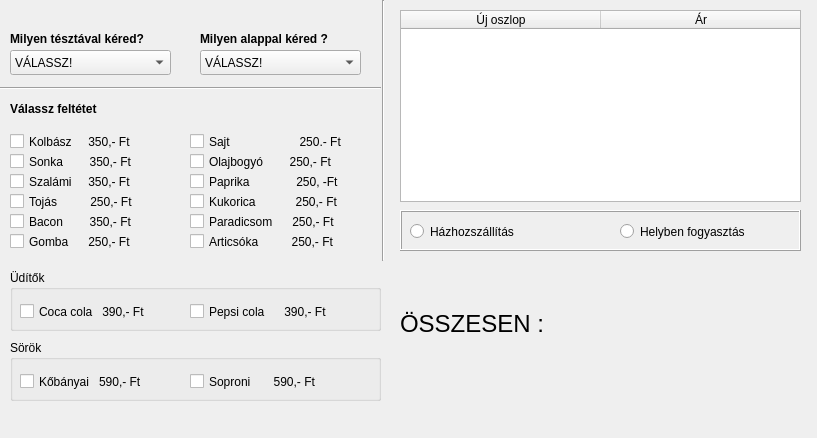
First picture: the form in pizza.ui, repository kobanya/PizzaUiPyqt, before the edit.
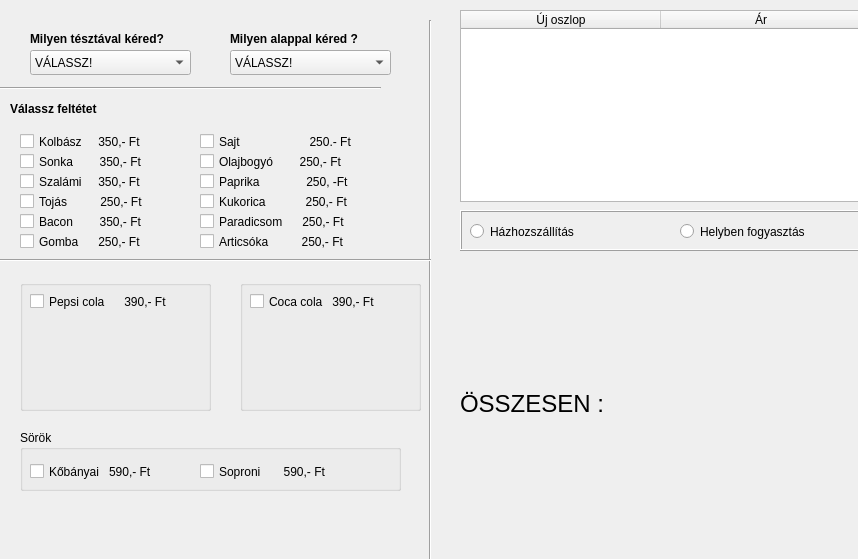
Second picture: the form after the edit. Icons and pictures are not drawn.

```diff
--- a/pizza.ui
+++ b/pizza.ui
@@ -6,8 +6,8 @@
    <rect>
     <x>0</x>
     <y>0</y>
-    <width>817</width>
-    <height>438</height>
+    <width>858</width>
+    <height>559</height>
    </rect>
   </property>
   <property name="windowTitle">
@@ -16,7 +16,7 @@
   <widget class="QLabel" name="label_teszta">
    <property name="geometry">
     <rect>
-     <x>10</x>
+     <x>30</x>
      <y>30</y>
      <width>181</width>
      <height>17</height>
@@ -35,7 +35,7 @@
   <widget class="QComboBox" name="comboBox">
    <property name="geometry">
     <rect>
-     <x>10</x>
+     <x>30</x>
      <y>50</y>
      <width>161</width>
      <height>25</height>
@@ -65,7 +65,7 @@
   <widget class="QLabel" name="label_alap">
    <property name="geometry">
     <rect>
-     <x>200</x>
+     <x>230</x>
      <y>30</y>
      <width>181</width>
      <height>17</height>
@@ -84,7 +84,7 @@
   <widget class="QComboBox" name="comboBox_2">
    <property name="geometry">
     <rect>
-     <x>200</x>
+     <x>230</x>
      <y>50</y>
      <width>161</width>
      <height>25</height>
@@ -122,10 +122,10 @@
   <widget class="Line" name="line_2">
    <property name="geometry">
     <rect>
-     <x>373</x>
-     <y>0</y>
+     <x>420</x>
+     <y>20</y>
      <width>20</width>
-     <height>261</height>
+     <height>541</height>
     </rect>
    </property>
    <property name="orientation">
@@ -154,7 +154,7 @@
   <widget class="QCheckBox" name="checkBox">
    <property name="geometry">
     <rect>
-     <x>10</x>
+     <x>20</x>
      <y>130</y>
      <width>151</width>
      <height>23</height>
@@ -167,7 +167,7 @@
   <widget class="QCheckBox" name="checkBox_2">
    <property name="geometry">
     <rect>
-     <x>10</x>
+     <x>20</x>
      <y>150</y>
      <width>141</width>
      <height>23</height>
@@ -180,7 +180,7 @@
   <widget class="QCheckBox" name="checkBox_3">
    <property name="geometry">
     <rect>
-     <x>10</x>
+     <x>20</x>
      <y>170</y>
      <width>141</width>
      <height>23</height>
@@ -193,7 +193,7 @@
   <widget class="QCheckBox" name="checkBox_4">
    <property name="geometry">
     <rect>
-     <x>10</x>
+     <x>20</x>
      <y>190</y>
      <width>141</width>
      <height>23</height>
@@ -206,7 +206,7 @@
   <widget class="QCheckBox" name="checkBox_5">
    <property name="geometry">
     <rect>
-     <x>190</x>
+     <x>200</x>
      <y>230</y>
      <width>181</width>
      <height>23</height>
@@ -219,7 +219,7 @@
   <widget class="QCheckBox" name="checkBox_6">
    <property name="geometry">
     <rect>
-     <x>10</x>
+     <x>20</x>
      <y>230</y>
      <width>141</width>
      <height>23</height>
@@ -232,7 +232,7 @@
   <widget class="QCheckBox" name="checkBox_7">
    <property name="geometry">
     <rect>
-     <x>190</x>
+     <x>200</x>
      <y>130</y>
      <width>181</width>
      <height>23</height>
@@ -245,7 +245,7 @@
   <widget class="QCheckBox" name="checkBox_8">
    <property name="geometry">
     <rect>
-     <x>190</x>
+     <x>200</x>
      <y>150</y>
      <width>181</width>
      <height>23</height>
@@ -258,7 +258,7 @@
   <widget class="QCheckBox" name="checkBox_9">
    <property name="geometry">
     <rect>
-     <x>190</x>
+     <x>200</x>
      <y>170</y>
      <width>191</width>
      <height>23</height>
@@ -271,7 +271,7 @@
   <widget class="QCheckBox" name="checkBox_10">
    <property name="geometry">
     <rect>
-     <x>190</x>
+     <x>200</x>
      <y>190</y>
      <width>181</width>
      <height>23</height>
@@ -284,7 +284,7 @@
   <widget class="QCheckBox" name="checkBox_11">
    <property name="geometry">
     <rect>
-     <x>190</x>
+     <x>200</x>
      <y>210</y>
      <width>181</width>
      <height>23</height>
@@ -297,7 +297,7 @@
   <widget class="QCheckBox" name="checkBox_12">
    <property name="geometry">
     <rect>
-     <x>10</x>
+     <x>20</x>
      <y>210</y>
      <width>151</width>
      <height>23</height>
@@ -310,7 +310,7 @@
   <widget class="QTableWidget" name="tableWidget">
    <property name="geometry">
     <rect>
-     <x>400</x>
+     <x>460</x>
      <y>10</y>
      <width>401</width>
      <height>192</height>
@@ -348,8 +348,8 @@
   <widget class="QLabel" name="label_total_price">
    <property name="geometry">
     <rect>
-     <x>400</x>
-     <y>310</y>
+     <x>460</x>
+     <y>390</y>
      <width>401</width>
      <height>28</height>
     </rect>
@@ -366,7 +366,7 @@
   <widget class="QFrame" name="frame">
    <property name="geometry">
     <rect>
-     <x>400</x>
+     <x>460</x>
      <y>210</y>
      <width>401</width>
      <height>41</height>
@@ -408,57 +408,12 @@
     </property>
    </widget>
   </widget>
-  <widget class="QGroupBox" name="groupBox">
-   <property name="geometry">
-    <rect>
-     <x>10</x>
-     <y>270</y>
-     <width>371</width>
-     <height>61</height>
-    </rect>
-   </property>
-   <property name="title">
-    <string>Üdítők</string>
-   </property>
-   <property name="flat">
-    <bool>true</bool>
-   </property>
-   <property name="checkable">
-    <bool>false</bool>
-   </property>
-   <widget class="QCheckBox" name="checkBox_13">
-    <property name="geometry">
-     <rect>
-      <x>10</x>
-      <y>30</y>
-      <width>161</width>
-      <height>23</height>
-     </rect>
-    </property>
-    <property name="text">
-     <string>Coca cola   390,- Ft</string>
-    </property>
-   </widget>
-   <widget class="QCheckBox" name="checkBox_14">
-    <property name="geometry">
-     <rect>
-      <x>180</x>
-      <y>30</y>
-      <width>171</width>
-      <height>23</height>
-     </rect>
-    </property>
-    <property name="text">
-     <string>Pepsi cola      390,- Ft</string>
-    </property>
-   </widget>
-  </widget>
   <widget class="QGroupBox" name="groupBox_2">
    <property name="geometry">
     <rect>
-     <x>10</x>
-     <y>340</y>
-     <width>371</width>
+     <x>20</x>
+     <y>430</y>
+     <width>381</width>
      <height>61</height>
     </rect>
    </property>
@@ -492,6 +447,138 @@
     </property>
    </widget>
   </widget>
+  <widget class="Line" name="line_3">
+   <property name="geometry">
+    <rect>
+     <x>-10</x>
+     <y>250</y>
+     <width>441</width>
+     <height>20</height>
+    </rect>
+   </property>
+   <property name="orientation">
+    <enum>Qt::Horizontal</enum>
+   </property>
+  </widget>
+  <widget class="QGroupBox" name="groupBox_3">
+   <property name="geometry">
+    <rect>
+     <x>20</x>
+     <y>280</y>
+     <width>191</width>
+     <height>131</height>
+    </rect>
+   </property>
+   <property name="font">
+    <font>
+     <italic>false</italic>
+    </font>
+   </property>
+   <property name="title">
+    <string/>
+   </property>
+   <property name="flat">
+    <bool>true</bool>
+   </property>
+   <property name="checkable">
+    <bool>false</bool>
+   </property>
+   <property name="checked">
+    <bool>false</bool>
+   </property>
+   <widget class="QLabel" name="label">
+    <property name="enabled">
+     <bool>true</bool>
+    </property>
+    <property name="geometry">
+     <rect>
+      <x>40</x>
+      <y>40</y>
+      <width>111</width>
+      <height>71</height>
+     </rect>
+    </property>
+    <property name="text">
+     <string/>
+    </property>
+    <property name="pixmap">
+     <pixmap>pepsi.png</pixmap>
+    </property>
+    <property name="scaledContents">
+     <bool>true</bool>
+    </property>
+   </widget>
+   <widget class="QCheckBox" name="checkBox_14">
+    <property name="geometry">
+     <rect>
+      <x>10</x>
+      <y>10</y>
+      <width>161</width>
+      <height>23</height>
+     </rect>
+    </property>
+    <property name="text">
+     <string>Pepsi cola      390,- Ft</string>
+    </property>
+   </widget>
+  </widget>
+  <widget class="QGroupBox" name="groupBox_4">
+   <property name="geometry">
+    <rect>
+     <x>240</x>
+     <y>280</y>
+     <width>181</width>
+     <height>131</height>
+    </rect>
+   </property>
+   <property name="title">
+    <string/>
+   </property>
+   <property name="checkable">
+    <bool>false</bool>
+   </property>
+   <property name="checked">
+    <bool>false</bool>
+   </property>
+   <widget class="QLabel" name="label_2">
+    <property name="enabled">
+     <bool>true</bool>
+    </property>
+    <property name="geometry">
+     <rect>
+      <x>40</x>
+      <y>40</y>
+      <width>91</width>
+      <height>81</height>
+     </rect>
+    </property>
+    <property name="text">
+     <string/>
+    </property>
+    <property name="pixmap">
+     <pixmap>coca.png</pixmap>
+    </property>
+    <property name="scaledContents">
+     <bool>true</bool>
+    </property>
+   </widget>
+   <widget class="QCheckBox" name="checkBox_13">
+    <property name="geometry">
+     <rect>
+      <x>10</x>
+      <y>10</y>
+      <width>151</width>
+      <height>23</height>
+     </rect>
+    </property>
+    <property name="text">
+     <string>Coca cola   390,- Ft</string>
+    </property>
+    <property name="tristate">
+     <bool>false</bool>
+    </property>
+   </widget>
+  </widget>
  </widget>
  <resources/>
  <connections/>
```
